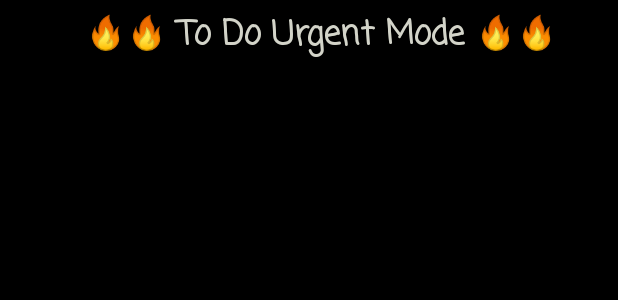
After one commit to amalgir/todo-task-manager-app, an Android app: the layout activity_urgent.xml on its own in the app's theme, with its tools: preview values and no code run, on a phone screen of 412 x 824 dp. The commit adds this screen. Shown: the top 300 px of the screen. Run offline under Robolectric (Android 15) with nearby library versions, the phone set to English and light mode, and no system bars.

Commit message:
feat: Urgent Mode Screen to display only important tasks implemented

```diff
--- a/app/src/main/java/com/example/todo_task_manager/Constants.java
+++ b/app/src/main/java/com/example/todo_task_manager/Constants.java
@@ -3,4 +3,7 @@ package com.example.todo_task_manager;
 public class Constants {
     public static final String PERSONAL = "Personal";
     public static final String CAREER = "Career";
+    public static final String MAIN_ACTIVITY = "MainActivity";
+    public static final String NEW_TASK_ACTIVITY = "NewTaskActivity";
+    public static final String URGENT_ACTIVITY = "UrgentActivity";
 }
--- a/app/src/main/java/com/example/todo_task_manager/recyclerAdapter.java
+++ b/app/src/main/java/com/example/todo_task_manager/recyclerAdapter.java
@@ -46,7 +46,7 @@ public class recyclerAdapter extends RecyclerView.Adapter<recyclerAdapter.MyView
                         Intent intent = new Intent(view.getContext(), NewTaskActivity.class);
                         view.getContext().startActivity(intent);
                     }
-                    else if(view.getContext().toString().contains("NewTaskActivity")){
+                    else if((view.getContext().toString().contains("NewTaskActivity"))|(view.getContext().toString().contains("UrgentActivity"))){
                         // CHANGE TASK STATUS WHEN TASK IS CLICKED
                         int position = getAdapterPosition();
                         String currentTaskItemName = taskCategoriesList.get(position).getCategoryName();
@@ -60,7 +60,7 @@ public class recyclerAdapter extends RecyclerView.Adapter<recyclerAdapter.MyView
             view.setOnLongClickListener(new View.OnLongClickListener() {
                 @Override
                 public boolean onLongClick(View view) {
-                    if(view.getContext().toString().contains("NewTaskActivity")){
+                    if((view.getContext().toString().contains("NewTaskActivity"))|(view.getContext().toString().contains("UrgentActivity"))){
                         // CHANGE TASK URGENCY WHEN TASK IS LONG CLICKED
                         int position = getAdapterPosition();
                         String currentTaskItemName = taskCategoriesList.get(position).getCategoryName();
@@ -88,7 +88,7 @@ public class recyclerAdapter extends RecyclerView.Adapter<recyclerAdapter.MyView
         holder.categoryText.setText(name);
 
         // RECYCLER VIEW IN TASKS SCREEN
-        if(holder.itemView.getContext().toString().contains("NewTaskActivity")){
+        if((holder.itemView.getContext().toString().contains("NewTaskActivity"))|(holder.itemView.getContext().toString().contains("UrgentActivity"))){
             holder.circleCounter.setVisibility(View.GONE);
             try {
                 List<String> allTasksWithGivenStatus = dataBaseHelper.getAllTasksWithGivenStatus(1);
--- a/app/src/main/res/layout/activity_main.xml
+++ b/app/src/main/res/layout/activity_main.xml
@@ -28,6 +28,7 @@
             android:layout_height="match_parent"
             android:fontFamily="casual"
             android:text="@string/app_name2"
+            android:onClick="launchUrgentModeActivity"
             android:textAlignment="center"
             android:gravity="center_horizontal|center_vertical"
             android:textColor="@color/dark_white1"
--- /dev/null
+++ b/app/src/main/res/layout/activity_urgent.xml
@@ -0,0 +1,52 @@
+<?xml version="1.0" encoding="utf-8"?>
+<androidx.constraintlayout.widget.ConstraintLayout xmlns:android="http://schemas.android.com/apk/res/android"
+    xmlns:app="http://schemas.android.com/apk/res-auto"
+    xmlns:tools="http://schemas.android.com/tools"
+    android:layout_width="match_parent"
+    android:layout_height="match_parent"
+    android:background="@color/black"
+    tools:context=".UrgentActivity">
+
+    <androidx.appcompat.widget.Toolbar
+        android:id="@+id/urgentToolBar"
+        android:layout_width="match_parent"
+        android:layout_height="44dp"
+        android:layout_marginTop="2dp"
+        android:layout_marginBottom="646dp"
+        android:background="?attr/colorPrimary"
+        android:minHeight="?attr/actionBarSize"
+
+        android:theme="?attr/actionBarTheme"
+        app:layout_constraintBottom_toBottomOf="parent"
+        app:layout_constraintEnd_toEndOf="parent"
+        app:layout_constraintStart_toStartOf="parent"
+        app:layout_constraintTop_toTopOf="parent"
+        app:layout_constraintVertical_bias="0.0">
+
+        <TextView
+            android:layout_width="match_parent"
+            android:layout_height="match_parent"
+            android:fontFamily="casual"
+            android:gravity="center_horizontal|center_vertical"
+            android:text="@string/to_do_urgent_mode"
+            android:textAlignment="center"
+            android:onClick="launchMainActivity"
+            android:textColor="@color/dark_white1"
+            android:textSize="22sp"
+            android:textStyle="bold" />
+
+    </androidx.appcompat.widget.Toolbar>
+
+    <androidx.recyclerview.widget.RecyclerView
+        android:id="@+id/urgentTaskListRecyclerView"
+        android:layout_width="397dp"
+        android:layout_height="632dp"
+        android:layout_marginStart="1dp"
+        android:layout_marginTop="16dp"
+        android:layout_marginEnd="10dp"
+        android:layout_marginBottom="2dp"
+        android:visibility="visible"
+        app:layout_constraintBottom_toBottomOf="parent"
+        app:layout_constraintEnd_toEndOf="parent"
+        app:layout_constraintStart_toStartOf="parent" />
+</androidx.constraintlayout.widget.ConstraintLayout>
--- a/app/src/main/res/values/strings.xml
+++ b/app/src/main/res/values/strings.xml
@@ -6,4 +6,5 @@
     <string name="TaskHint">Enter Task..</string>
     <string name="edit">Edit</string>
     <string name="save">Save</string>
+    <string name="to_do_urgent_mode">🔥🔥 To Do Urgent Mode 🔥🔥</string>
 </resources>
```
Also changed, not shown: app/src/main/AndroidManifest.xml (+4 -3 lines), app/src/main/java/com/example/todo_task_manager/DataBaseHelper.java (+25 -0 lines), app/src/main/java/com/example/todo_task_manager/MainActivity.java (+13 -0 lines), app/src/main/java/com/example/todo_task_manager/UrgentActivity.java (added, +63 -0 lines).
